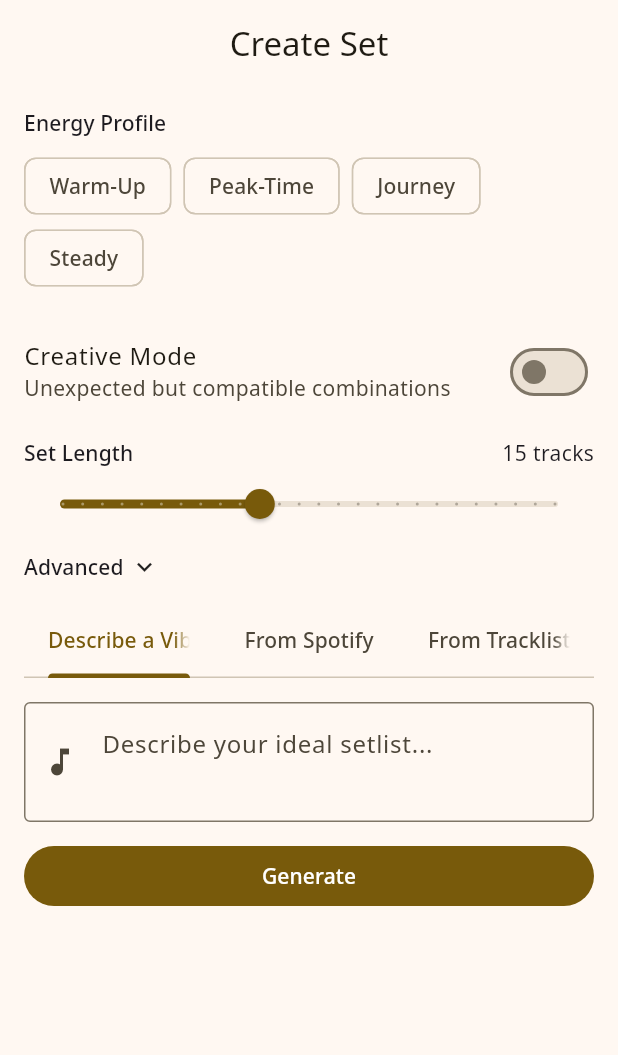
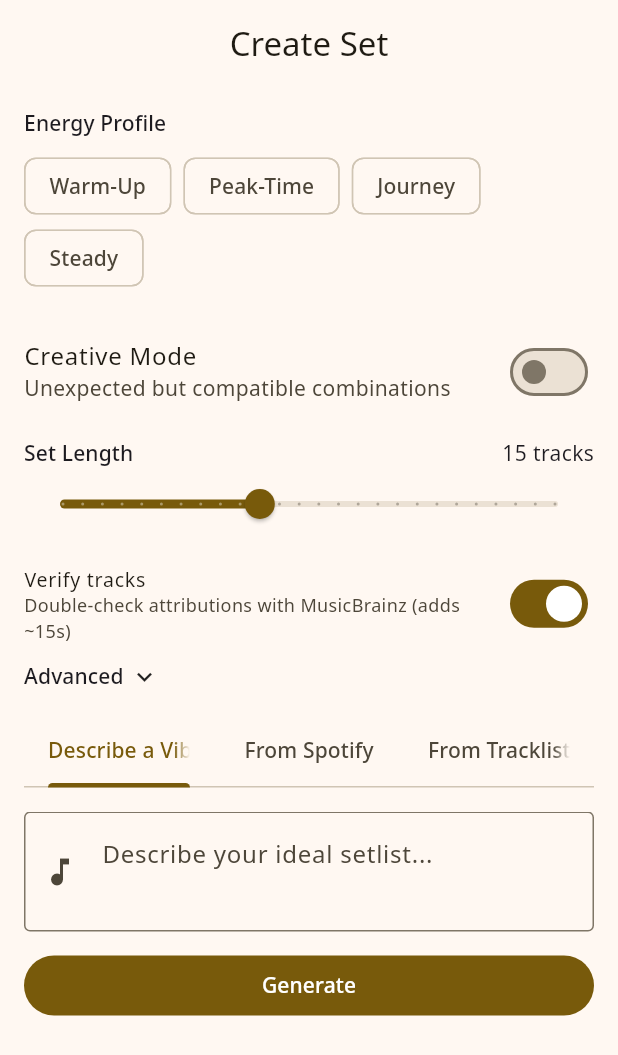
Before and after one commit to step2this/ethnomusicology, a Flutter app: the SetlistGenerationScreen screen opened by its route, on a phone screen of 412 x 824 dp. Shown: the top 1055 px of the screen. Run offline on Flutter 3.47's test engine with Material 3 defaults, Android fonts, the phone set to English and light mode, and no system bars; our stand-ins replace dio, flutter_riverpod, go_router, google_fonts, web; missing offline and left inert: dart:js_interop.

Commit message:
Enable verify by default, move toggle to main form area
Verify tracks toggle now defaults to ON and is visible in the main
form (not hidden in Advanced Options). The 15s extra latency is
worth it for track accuracy — catches hallucinations like
"Brownswood Basement" (Gilles Peterson's radio show, not a track).

Fix creative mode test to target specific SwitchListTile by text.

Co-Authored-By: Claude Opus 4.6 (1M context) <noreply@anthropic.com>

```diff
--- a/frontend/lib/widgets/setlist_input_form.dart
+++ b/frontend/lib/widgets/setlist_input_form.dart
@@ -34,7 +34,7 @@ class _SetlistInputFormState extends ConsumerState<SetlistInputForm>
 
   String? _selectedEnergyProfile;
   bool _creativeMode = false;
-  bool _verifyTracks = false;
+  bool _verifyTracks = true;
   double _trackCount = AppConstants.defaultTrackCount;
   bool _showAdvanced = false;
   bool _isImporting = false;
@@ -163,6 +163,15 @@ class _SetlistInputFormState extends ConsumerState<SetlistInputForm>
     return Column(
       crossAxisAlignment: CrossAxisAlignment.start,
       children: [
+        SwitchListTile(
+          title: const Text('Verify tracks'),
+          subtitle: const Text('Double-check attributions with MusicBrainz (adds ~15s)'),
+          value: _verifyTracks,
+          onChanged: (v) => setState(() => _verifyTracks = v),
+          dense: true,
+          contentPadding: EdgeInsets.zero,
+        ),
+        const SizedBox(height: 4),
         InkWell(
           onTap: () => setState(() => _showAdvanced = !_showAdvanced),
           child: Row(
@@ -202,15 +211,6 @@ class _SetlistInputFormState extends ConsumerState<SetlistInputForm>
                 ),
               ),
             ],
-          ),
-          const SizedBox(height: 8),
-          SwitchListTile(
-            title: const Text('Verify tracks'),
-            subtitle: const Text('Double-check attributions (slower)'),
-            value: _verifyTracks,
-            onChanged: (v) => setState(() => _verifyTracks = v),
-            dense: true,
-            contentPadding: EdgeInsets.zero,
           ),
         ],
       ],
```
Also changed, not shown: 1 other file.
